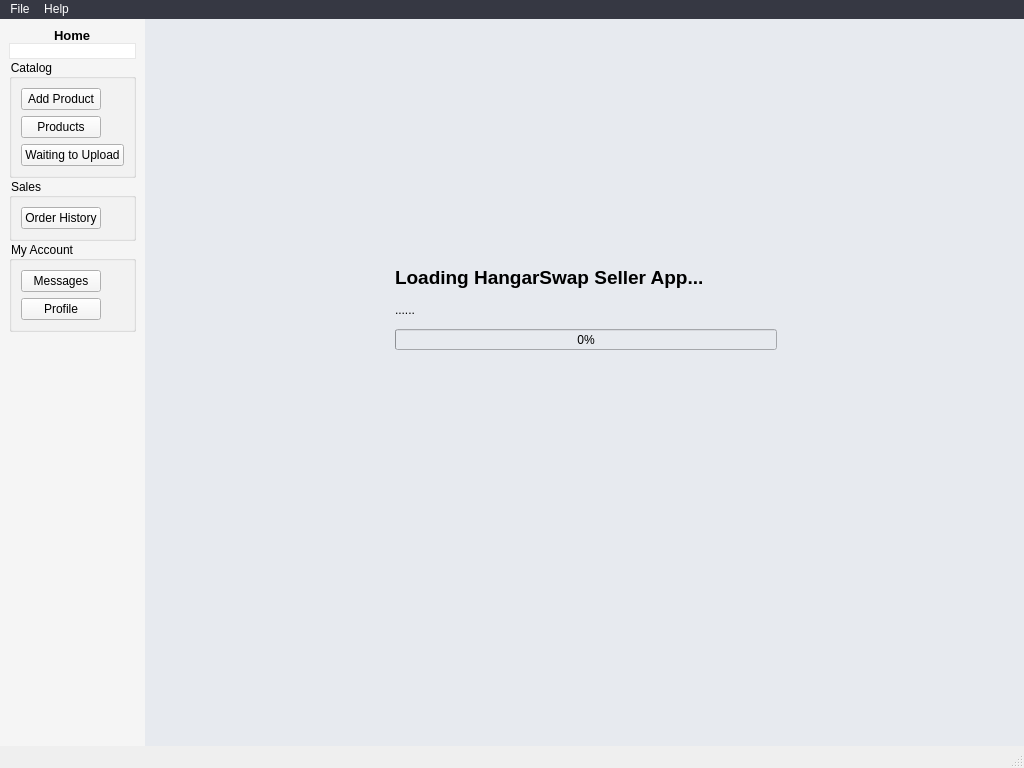
Above: ui_redesign/main_window_redesign.ui from jwfraustro/laughing-waddle before the change. Below: the same form after it.
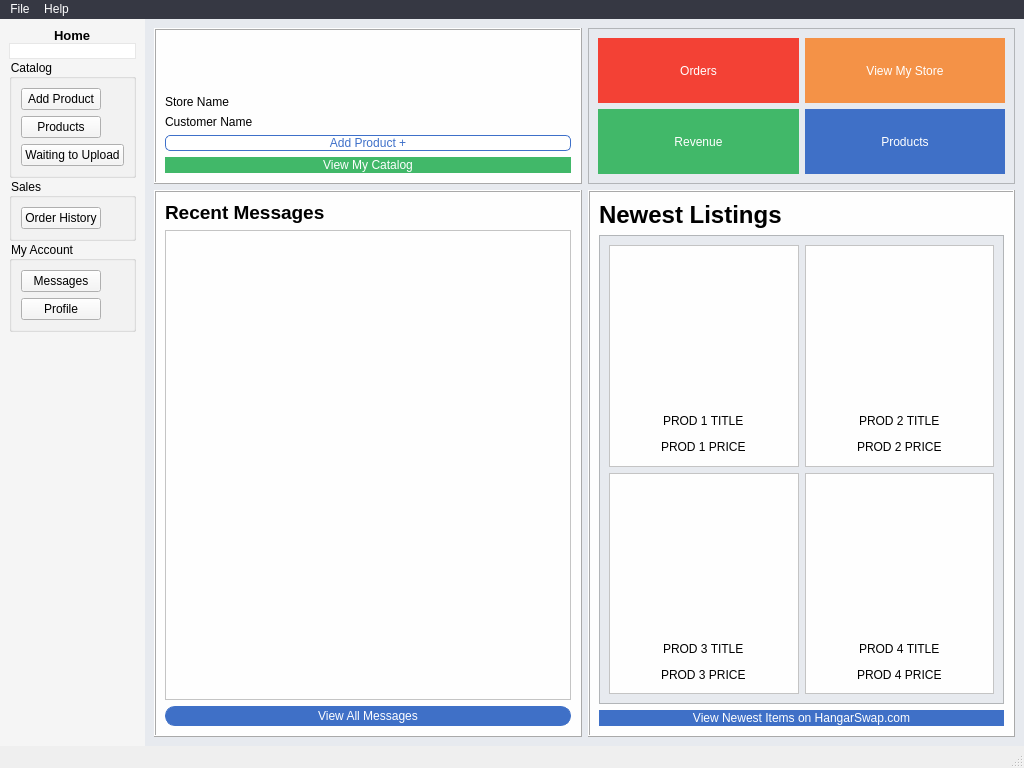
That is the form after the change. Icons and pictures are not drawn.

Commit message: Added loading page splash screen.

What changed in the file:
```diff
--- a/ui_redesign/main_window_redesign.ui
+++ b/ui_redesign/main_window_redesign.ui
@@ -359,47 +359,6 @@
       <property name="currentIndex">
        <number>0</number>
       </property>
-      <widget class="QWidget" name="loadingPage">
-       <widget class="QProgressBar" name="progressBar">
-        <property name="geometry">
-         <rect>
-          <x>250</x>
-          <y>310</y>
-          <width>382</width>
-          <height>21</height>
-         </rect>
-        </property>
-        <property name="value">
-         <number>0</number>
-        </property>
-       </widget>
-       <widget class="QLabel" name="label_2">
-        <property name="geometry">
-         <rect>
-          <x>250</x>
-          <y>245</y>
-          <width>382</width>
-          <height>27</height>
-         </rect>
-        </property>
-        <property name="text">
-         <string>&lt;html&gt;&lt;head/&gt;&lt;body&gt;&lt;p&gt;&lt;span style=&quot; font-size:14pt; font-weight:600;&quot;&gt;Loading HangarSwap Seller App...&lt;/span&gt;&lt;/p&gt;&lt;/body&gt;&lt;/html&gt;</string>
-        </property>
-       </widget>
-       <widget class="QLabel" name="loadingLbl">
-        <property name="geometry">
-         <rect>
-          <x>250</x>
-          <y>278</y>
-          <width>382</width>
-          <height>26</height>
-         </rect>
-        </property>
-        <property name="text">
-         <string>......</string>
-        </property>
-       </widget>
-      </widget>
       <widget class="QWidget" name="landingPage">
        <layout class="QGridLayout" name="gridLayout_8">
         <item row="0" column="0">
```
Left out of the diff: 334 changed lines with no effect on the pictures. The commit also changes 3 other files.
